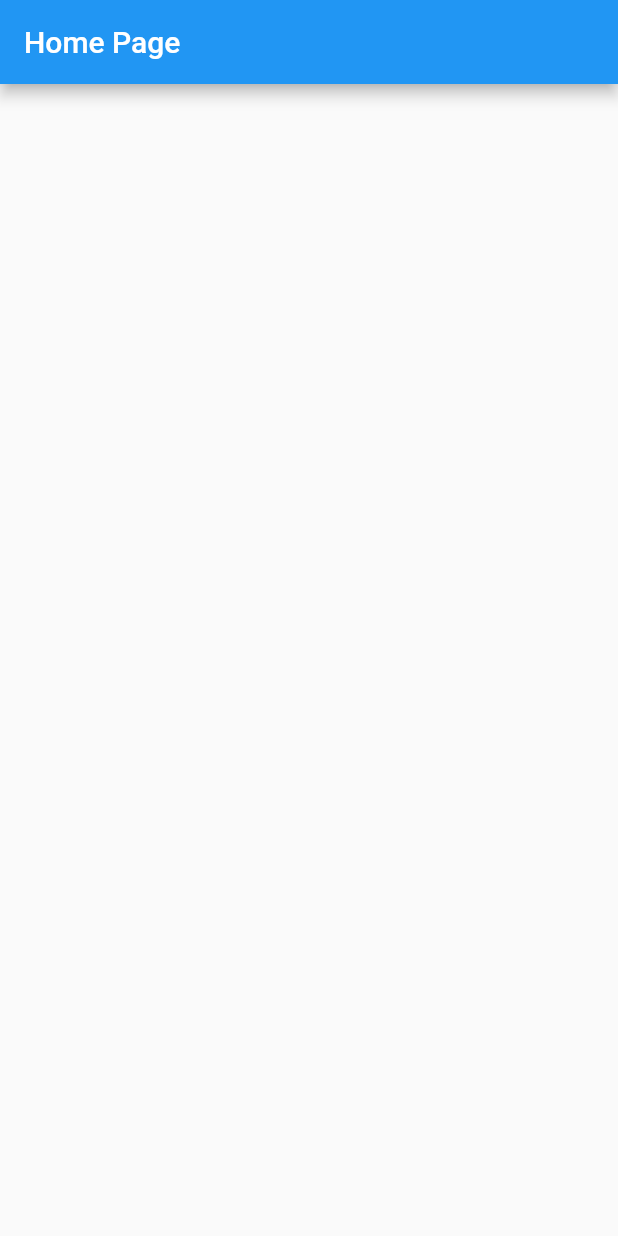
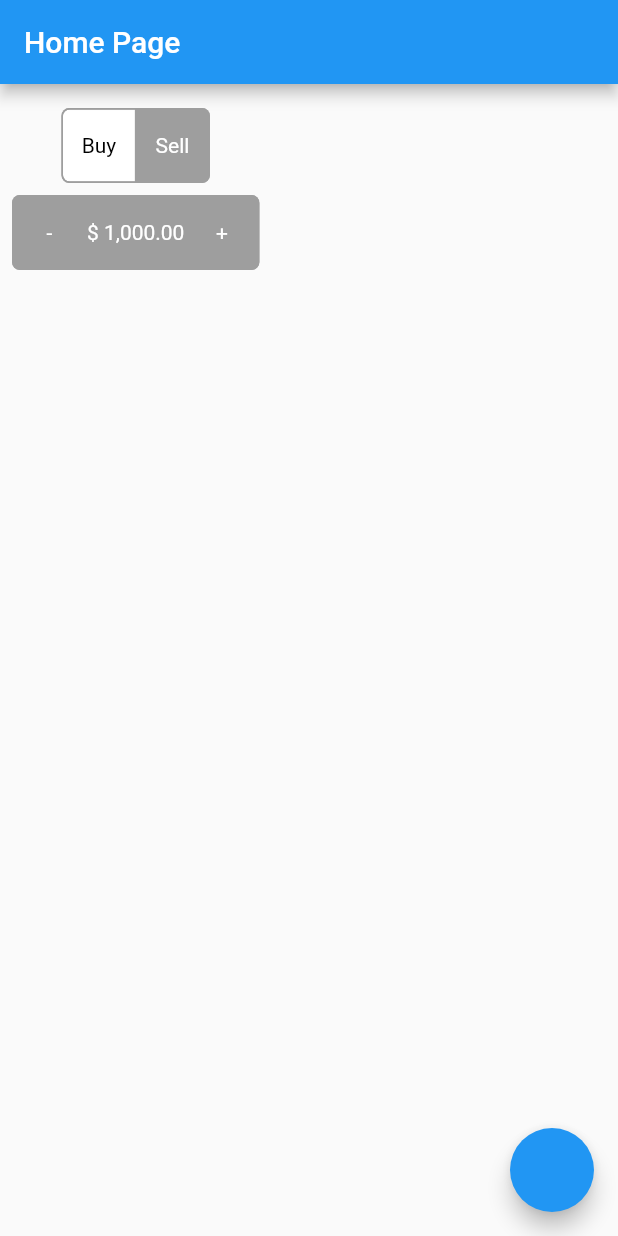
Before and after one commit to hamed-fs/flutter_binary_simple_app, a Flutter app: the screen it shows after launch, on a phone screen of 412 x 824 dp. Run offline on Flutter 3.47's test engine with Material 2 defaults, Android fonts, the phone set to English and light mode, and no system bars.

Commit message:
- add switch button - add value stepper

```diff
--- a/lib/pages/home_page.dart
+++ b/lib/pages/home_page.dart
@@ -1,4 +1,7 @@
 import 'package:flutter/material.dart';
+
+import 'package:flutter_binary_simple_app/widgets/switch_button.dart';
+import 'package:flutter_binary_simple_app/widgets/value_stepper.dart';
 
 class HomePage extends StatefulWidget {
   final String title;
@@ -16,7 +19,29 @@ class _HomePageState extends State<HomePage> {
       appBar: AppBar(
         title: Text(widget.title),
       ),
-      body: Center(),
+      body: Padding(
+        padding: const EdgeInsets.all(8.0),
+        child: Column(
+          children: <Widget>[
+            Padding(
+              padding: const EdgeInsets.all(8.0),
+              child: SwitchButton(
+                labels: ['Buy', 'Sell'],
+                callback: (int index) => print(index),
+              ),
+            ),
+            ValueStepper(
+              initialValue: 1000,
+              prefix: '\$',
+              stepSize: 100,
+              callback: (value) => print(value),
+            ),
+          ],
+        ),
+      ),
+      floatingActionButton: FloatingActionButton(
+        onPressed: () => {},
+      ),
     );
   }
 }
--- /dev/null
+++ b/lib/widgets/switch_button.dart
@@ -0,0 +1,65 @@
+import 'package:flutter/material.dart';
+
+class SwitchButton extends StatefulWidget {
+  final bool canDeselect;
+  final int defaultSelection;
+  final List<String> labels;
+
+  final void Function(int) callback;
+
+  const SwitchButton({@required this.labels, this.defaultSelection = 0, this.canDeselect = false, this.callback});
+
+  @override
+  _SwitchButtonState createState() => _SwitchButtonState();
+}
+
+class _SwitchButtonState extends State<SwitchButton> {
+  List<bool> _isSelected;
+
+  @override
+  void initState() {
+    _initializeButtons();
+
+    super.initState();
+  }
+
+  @override
+  Widget build(BuildContext context) {
+    return Container(
+      decoration: BoxDecoration(
+        color: Colors.grey,
+        borderRadius: BorderRadius.all(Radius.circular(5.0)),
+      ),
+      child: ToggleButtons(
+        color: Colors.white,
+        selectedColor: Colors.black,
+        fillColor: Colors.white,
+        borderColor: Colors.grey,
+        selectedBorderColor: Colors.grey,
+        borderRadius: BorderRadius.circular(5.0),
+        children: widget.labels.map((String label) => Text(label)).toList(),
+        onPressed: (int index) => setState(() {
+          _handleButtonSelection(index);
+          widget.callback(index);
+        }),
+        isSelected: _isSelected,
+      ),
+    );
+  }
+
+  void _initializeButtons() {
+    int defaultSelection = widget.defaultSelection >= widget.labels.length || widget.defaultSelection < 0 ? 0 : widget.defaultSelection;
+
+    _isSelected = [];
+
+    for (int i = 0; i < widget.labels.length; i++) {
+      _isSelected.add(i == defaultSelection);
+    }
+  }
+
+  void _handleButtonSelection(int index) {
+    for (int buttonIndex = 0; buttonIndex < _isSelected.length; buttonIndex++) {
+      _isSelected[buttonIndex] = buttonIndex == index ? !widget.canDeselect || !_isSelected[buttonIndex] : false;
+    }
+  }
+}
--- /dev/null
+++ b/lib/widgets/value_stepper.dart
@@ -0,0 +1,80 @@
+import 'package:flutter/material.dart';
+
+import 'package:intl/intl.dart';
+
+const int DECREAMENT = 0;
+const int CALLBACK = 1;
+const int INCREAMENT = 2;
+
+class ValueStepper extends StatefulWidget {
+  final double initialValue;
+  final double stepSize;
+  final String prefix;
+  final NumberFormat numberFormat;
+
+  final void Function(double) callback;
+
+  const ValueStepper({this.initialValue = 0, this.stepSize = 1, this.prefix = '', this.numberFormat, this.callback});
+
+  @override
+  _ValueStepperState createState() => _ValueStepperState();
+}
+
+class _ValueStepperState extends State<ValueStepper> {
+  double _value;
+  NumberFormat _numberFormat;
+
+  @override
+  void initState() {
+    _value = widget.initialValue;
+    _numberFormat = widget.numberFormat ?? NumberFormat(',###.00');
+
+    super.initState();
+  }
+
+  @override
+  Widget build(BuildContext context) {
+    return Container(
+      decoration: BoxDecoration(
+        color: Colors.grey,
+        borderRadius: BorderRadius.all(Radius.circular(5.0)),
+      ),
+      child: ToggleButtons(
+        color: Colors.white,
+        selectedColor: Colors.black,
+        fillColor: Colors.white,
+        borderColor: Colors.grey,
+        selectedBorderColor: Colors.grey,
+        borderRadius: BorderRadius.circular(5.0),
+        disabledColor: Colors.red,
+        children: <Widget>[
+          Text('-'),
+          Text('${widget.prefix} ${_numberFormat.format(_value)}'),
+          Text('+'),
+        ],
+        onPressed: (int index) => _doAction(index),
+        isSelected: [false, false, false],
+      ),
+    );
+  }
+
+  void _doAction(int index) {
+    switch (index) {
+      case DECREAMENT:
+        _value -= widget.stepSize;
+        break;
+      case CALLBACK:
+        widget.callback(_value);
+        break;
+      case INCREAMENT:
+        _value += widget.stepSize;
+        break;
+    }
+
+    setState(() => _value);
+  }
+
+  void updateValue(double value) {
+    setState(() => _value = value);
+  }
+}
--- a/pubspec.yaml
+++ b/pubspec.yaml
@@ -9,6 +9,7 @@ environment:
 dependencies:
   flutter:
     sdk: flutter
+  intl: ^0.16.0
 
   cupertino_icons: ^0.1.2
 
```
Also changed, not shown: pubspec.lock.
